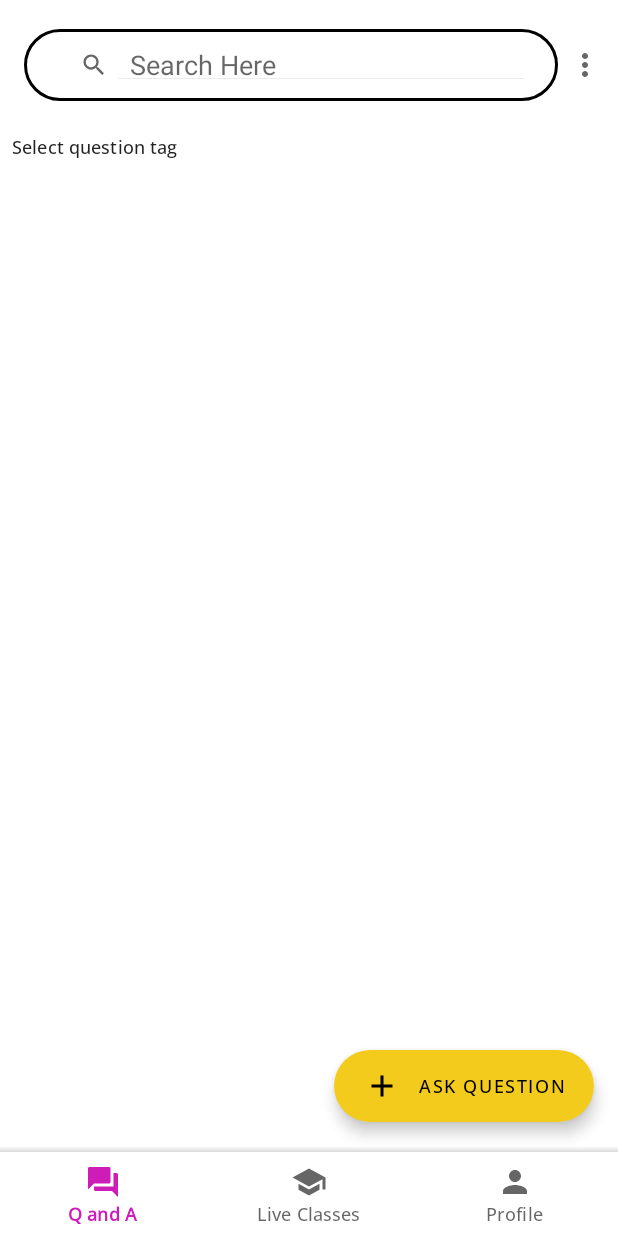
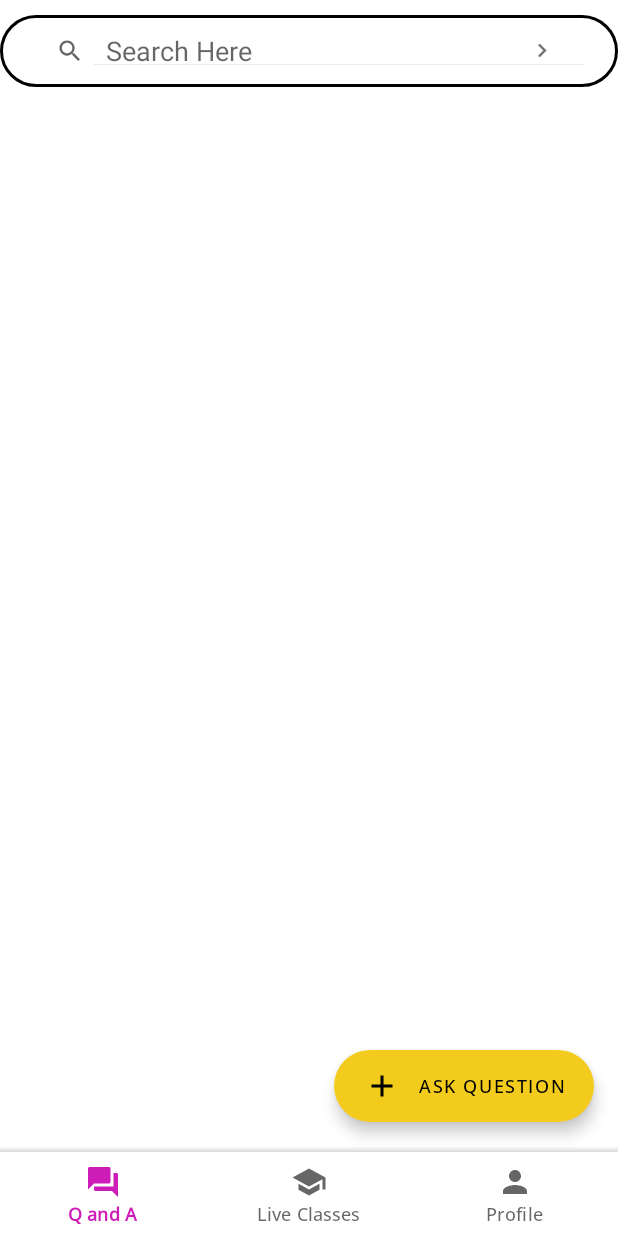
Before and after one commit to JuniorRoboInnovations/JuniorRobo, an Android app: the FromQuestionAnswerActivity screen opened directly, with no data from a screen before it, on a phone screen of 412 x 824 dp. Run offline under Robolectric (Android 15) with nearby library versions, the light colour scheme and no system bars; our stand-ins replace Dagger/Hilt's generated code, paging; network calls fail; 1 statement that could not run was skipped.

Commit message:
Search view corrected

```diff
--- a/app/src/main/AndroidManifest.xml
+++ b/app/src/main/AndroidManifest.xml
@@ -23,7 +23,7 @@
             android:exported="false" />
         <activity
             android:name=".view.activities.QuestionDetails"
-            android:exported="false" />
+            android:exported="true" />
 
         <provider
             android:name="androidx.core.content.FileProvider"
--- a/app/src/main/java/com/jrrobo/juniorrobo/view/adapter/QuestionItemAdapter.kt
+++ b/app/src/main/java/com/jrrobo/juniorrobo/view/adapter/QuestionItemAdapter.kt
@@ -12,7 +12,7 @@ import com.jrrobo.juniorrobo.databinding.QuestionItemBinding
 class QuestionItemAdapter(
     private val questionItemClickListener: OnQuestionItemClickListener
 ) : PagingDataAdapter<QuestionItem, QuestionItemAdapter.QuestionViewHolder>(QUESTION_COMPARATOR) {
-
+    private var data : List<QuestionItem> = ArrayList()
     private val TAG: String = javaClass.simpleName
 
     override fun onCreateViewHolder(parent: ViewGroup, viewType: Int): QuestionViewHolder {
@@ -66,4 +66,8 @@ class QuestionItemAdapter(
                 oldItem == newItem
         }
     }
+    fun swapData(data : List<QuestionItem>){
+        this.data = data
+        notifyDataSetChanged()
+    }
 }
--- a/app/src/main/java/com/jrrobo/juniorrobo/view/fragments/QuestionAnswerFragment.kt
+++ b/app/src/main/java/com/jrrobo/juniorrobo/view/fragments/QuestionAnswerFragment.kt
@@ -6,6 +6,7 @@ import android.util.Log
 import android.view.LayoutInflater
 import android.view.View
 import android.view.ViewGroup
+import androidx.appcompat.widget.SearchView
 import androidx.fragment.app.Fragment
 import androidx.fragment.app.activityViewModels
 import androidx.lifecycle.Observer
@@ -15,12 +16,16 @@ import com.google.android.material.chip.Chip
 import com.jrrobo.juniorrobo.data.questioncategory.QuestionCategoryItem
 import com.jrrobo.juniorrobo.data.questionitem.QuestionItem
 import com.jrrobo.juniorrobo.databinding.FragmentQuestionAnswerBinding
+import com.jrrobo.juniorrobo.di.AppModule
 import com.jrrobo.juniorrobo.view.activities.AskQuestionActivity
 import com.jrrobo.juniorrobo.view.activities.QuestionDetails
 import com.jrrobo.juniorrobo.view.adapter.QuestionItemAdapter
 import com.jrrobo.juniorrobo.view.adapter.QuestionItemRvAdapter
 import com.jrrobo.juniorrobo.viewmodel.FragmentQuestionsViewModel
+import kotlinx.coroutines.GlobalScope
 import kotlinx.coroutines.launch
+import kotlinx.coroutines.withContext
+
 
 class QuestionAnswerFragment : Fragment(), QuestionItemAdapter.OnQuestionItemClickListener {
 
@@ -29,6 +34,14 @@ class QuestionAnswerFragment : Fragment(), QuestionItemAdapter.OnQuestionItemCli
 
     // view binding object
     private var _binding: FragmentQuestionAnswerBinding? = null
+    val adapter = QuestionItemAdapter
+    private val api = AppModule.provideCurrencyApi()
+    private val MAIN = AppModule.provideDispatchers().main
+    private val IO = AppModule.provideDispatchers().io
+
+    private var originalList = GlobalScope.launch(MAIN) {
+        withContext(IO) { api.getAllQuestionList(skip = 0, take = 10) }
+    }
 
     // non null view binding object to avoid null checks using backing property
     private val binding: FragmentQuestionAnswerBinding?
@@ -49,7 +62,6 @@ class QuestionAnswerFragment : Fragment(), QuestionItemAdapter.OnQuestionItemCli
 
     override fun onViewCreated(view: View, savedInstanceState: Bundle?) {
         super.onViewCreated(view, savedInstanceState)
-
 
 
         // making the network calls with coroutines
@@ -99,10 +111,10 @@ class QuestionAnswerFragment : Fragment(), QuestionItemAdapter.OnQuestionItemCli
 //        }
 
 
-        with(_binding?.rvQuestionsList){
+        with(_binding?.rvQuestionsList) {
             this?.layoutManager = LinearLayoutManager(requireContext())
 
-            this?.adapter = QuestionItemRvAdapter{ questionItem->
+            this?.adapter = QuestionItemRvAdapter { questionItem ->
                 val intent = Intent(requireContext(), QuestionDetails::class.java)
                 intent.putExtra("question_item", questionItem)
                 startActivity(intent)
@@ -113,7 +125,7 @@ class QuestionAnswerFragment : Fragment(), QuestionItemAdapter.OnQuestionItemCli
         viewModel.questionsWithoutPaging.observe(viewLifecycleOwner, Observer {
             (binding?.rvQuestionsList?.adapter as QuestionItemRvAdapter).submitList(it)
             // if empty fetch from network
-            if(it.isEmpty()){
+            if (it.isEmpty()) {
                 Log.d(TAG, "onViewCreated: rv empty")
                 viewModel.getQuestionsWithoutPaging(null)
             }
@@ -126,8 +138,30 @@ class QuestionAnswerFragment : Fragment(), QuestionItemAdapter.OnQuestionItemCli
             val intent = Intent(requireActivity(), AskQuestionActivity::class.java)
             startActivity(intent)
         }
+
+        //Search View
+        binding?.questionsSearchView?.isSubmitButtonEnabled = true
+        binding?.questionsSearchView?.setOnQueryTextListener(object : SearchView.OnQueryTextListener{
+            override fun onQueryTextSubmit(query: String?): Boolean {
+                query.let {
+                    searchUsers(it)
+                }
+                return true
             }
 
+            override fun onQueryTextChange(newText: String?): Boolean {
+                newText.let {
+                    searchUsers(it)
+                }
+                return true
+            }
+
+        })
+    }
+
+    private fun searchUsers(newText: String?) {
+
+    }
 // set the view binding object to null upon destroying the view
 //    override fun onDestroyView() {
 //        super.onDestroyView()
--- a/app/src/main/res/layout/activity_from_question_answer.xml
+++ b/app/src/main/res/layout/activity_from_question_answer.xml
@@ -6,22 +6,6 @@
     android:layout_height="match_parent"
     android:orientation="vertical"
     tools:context=".view.activities.FromQuestionAnswerActivity">
-
-    <com.google.android.material.appbar.MaterialToolbar
-        android:id="@+id/questions_toolbar"
-        android:layout_width="match_parent"
-        android:layout_height="wrap_content"
-        android:layout_marginTop="15dp"
-        app:menu="@menu/main_search_questions"
-        android:layout_marginBottom="10dp">
-        <androidx.appcompat.widget.SearchView
-            android:id="@+id/questions_searchView"
-            android:layout_width="match_parent"
-            android:layout_height="wrap_content"
-            android:background="@drawable/styles"
-            app:queryHint="Search Here"
-            app:iconifiedByDefault="false"/>
-    </com.google.android.material.appbar.MaterialToolbar>
 
     <androidx.fragment.app.FragmentContainerView
         android:id="@+id/from_question_answer_navigation_container"
--- a/app/src/main/res/layout/fragment_question_answer.xml
+++ b/app/src/main/res/layout/fragment_question_answer.xml
@@ -6,16 +6,17 @@
     android:layout_height="match_parent"
     tools:context=".view.fragments.QuestionAnswerFragment">
 
-    <com.google.android.material.textview.MaterialTextView
-        android:id="@+id/materialTextView9"
-        style="@style/TextAppearance.MdcTypographyStyles.Subtitle2"
-        android:layout_width="wrap_content"
-        android:layout_height="wrap_content"
-        android:layout_marginStart="8dp"
-        android:layout_marginTop="8dp"
-        android:text="@string/select_question_tag"
-        app:layout_constraintStart_toStartOf="parent"
-        app:layout_constraintTop_toTopOf="parent" />
+        <androidx.appcompat.widget.SearchView
+            android:id="@+id/questions_searchView"
+            android:layout_width="match_parent"
+            android:layout_height="wrap_content"
+            android:background="@drawable/styles"
+            app:iconifiedByDefault="false"
+            app:queryHint="Search Here"
+            android:layout_marginTop="10dp"
+            android:layout_marginBottom="10dp"
+            app:layout_constraintTop_toTopOf="parent"
+            app:layout_constraintEnd_toEndOf="parent"/>
 
     <HorizontalScrollView
         android:id="@+id/horizontal_scroll_view_question_chip_group"
@@ -23,7 +24,8 @@
         android:layout_height="wrap_content"
         app:layout_constraintEnd_toEndOf="parent"
         app:layout_constraintStart_toStartOf="parent"
-        app:layout_constraintTop_toBottomOf="@+id/materialTextView9">
+        android:layout_marginTop="10dp"
+        app:layout_constraintTop_toBottomOf="@+id/questions_searchView">
 
         <com.google.android.material.chip.ChipGroup
             android:id="@+id/chip_group_question_categories_chips"
```
Also changed, not shown: app/src/main/java/com/jrrobo/juniorrobo/view/activities/FromQuestionAnswerActivity.kt (+0 -53 lines). Lines whose indentation alone changed are shown as unchanged.
